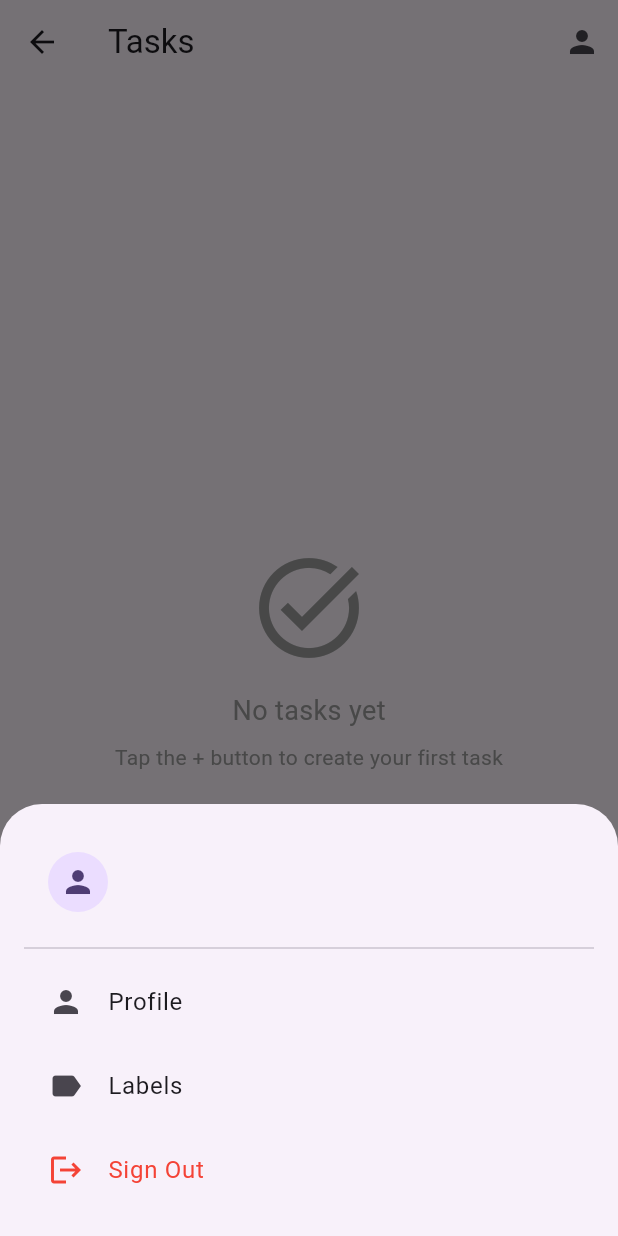
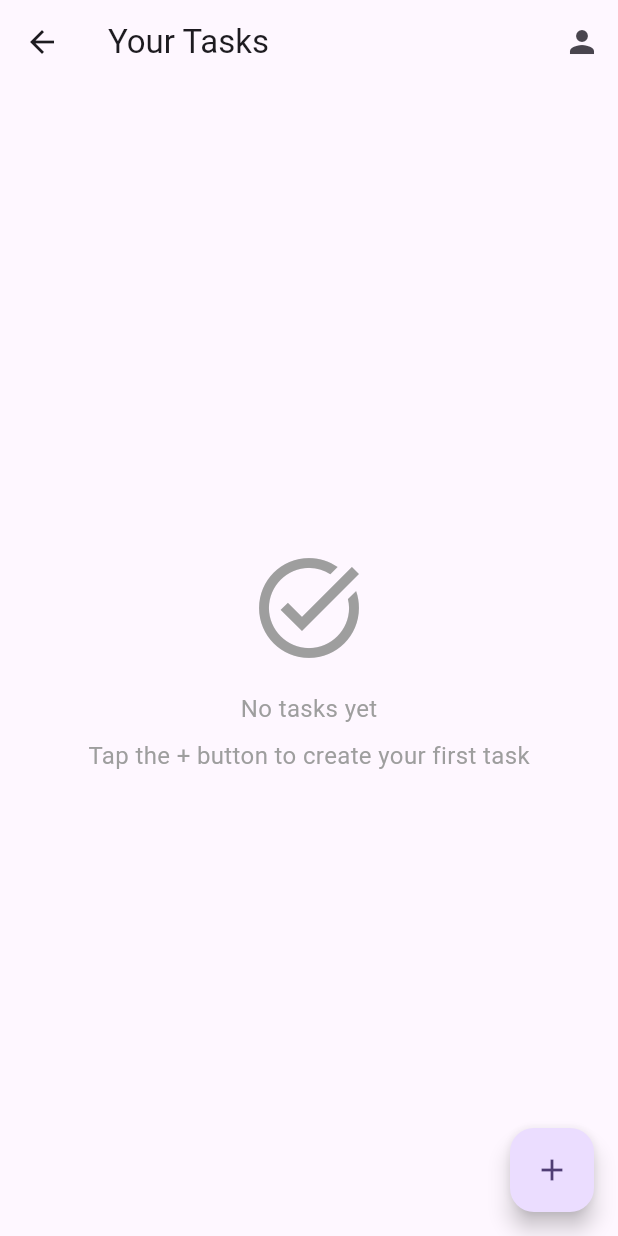
Before and after one commit to mugabiBenjamin/task_manager, a Flutter app: the TaskListScreen screen opened directly, after a tap on the "person" icon, on a phone screen of 412 x 824 dp. Run offline on Flutter 3.47's test engine with Material 3 defaults, Android fonts, the light colour scheme and no system bars; our stand-ins replace cloud_firestore, firebase_auth, firebase_core, google_sign_in; accounts and stored records are empty.

Commit message:
Refactor TaskListScreen to improve task loading and display logic

```diff
--- a/lib/screens/tasks/task_list_screen.dart
+++ b/lib/screens/tasks/task_list_screen.dart
@@ -1,6 +1,11 @@
 import 'package:flutter/material.dart';
 import 'package:provider/provider.dart';
+import '../../core/constants/app_constants.dart';
 import '../../providers/auth_provider.dart';
+import '../../providers/task_provider.dart';
+import '../../routes/app_routes.dart';
+import '../../widgets/common/loading_widget.dart';
+import '../../widgets/tasks/task_card.dart';
 
 class TaskListScreen extends StatefulWidget {
   const TaskListScreen({super.key});
@@ -11,128 +16,93 @@ class TaskListScreen extends StatefulWidget {
 
 class _TaskListScreenState extends State<TaskListScreen> {
   @override
+  void initState() {
+    super.initState();
+    final authProvider = Provider.of<AuthProvider>(context, listen: false);
+    if (authProvider.isAuthenticated) {
+      Provider.of<TaskProvider>(
+        context,
+        listen: false,
+      ).loadTasks(authProvider.user!.uid);
+    }
+  }
+
+  @override
   Widget build(BuildContext context) {
     return Scaffold(
       appBar: AppBar(
-        title: const Text('Tasks'),
+        title: const Text(AppConstants.taskListTitle),
         actions: [
           IconButton(
             icon: const Icon(Icons.person),
-            onPressed: () {
-              _showProfileBottomSheet(context);
-            },
+            onPressed: () => _navigateToProfile(context),
           ),
         ],
       ),
-      body: const Center(
+      body: Consumer<TaskProvider>(
+        builder: (context, taskProvider, child) {
+          if (taskProvider.isLoading) {
+            return const Center(child: LoadingWidget());
+          }
+          if (taskProvider.errorMessage != null) {
+            return Center(
+              child: Text(
+                taskProvider.errorMessage!,
+                style: const TextStyle(color: AppConstants.errorColor),
+              ),
+            );
+          }
+          if (taskProvider.tasks.isEmpty) {
+            return Center(
               child: Column(
                 mainAxisAlignment: MainAxisAlignment.center,
                 children: [
-            Icon(Icons.task_alt, size: 80, color: Colors.grey),
-            SizedBox(height: 16),
+                  const Icon(Icons.task_alt, size: 80, color: Colors.grey),
+                  const SizedBox(height: AppConstants.defaultPadding),
                   Text(
-              'No tasks yet',
-              style: TextStyle(fontSize: 18, color: Colors.grey),
+                    AppConstants.noTasksMessage,
+                    style: AppConstants.bodyStyle.copyWith(
+                      color: AppConstants.textSecondaryColor,
                     ),
-            SizedBox(height: 8),
+                  ),
+                  const SizedBox(height: AppConstants.smallPadding),
                   Text(
-              'Tap the + button to create your first task',
-              style: TextStyle(color: Colors.grey),
+                    AppConstants.addTaskPrompt,
+                    style: AppConstants.bodyStyle.copyWith(
+                      color: AppConstants.textSecondaryColor,
+                    ),
                   ),
                 ],
               ),
+            );
+          }
+          return ListView.builder(
+            padding: const EdgeInsets.all(AppConstants.defaultPadding),
+            itemCount: taskProvider.tasks.length,
+            itemBuilder: (context, index) {
+              final task = taskProvider.tasks[index];
+              return TaskCard(
+                task: task,
+                onTap: () {
+                  Navigator.pushNamed(
+                    context,
+                    AppRoutes.taskDetails,
+                    arguments: task.id,
+                  );
+                },
+              );
+            },
+          );
+        },
       ),
       floatingActionButton: FloatingActionButton(
-        onPressed: () {
-          // TODO: Navigate to create task screen
-          ScaffoldMessenger.of(context).showSnackBar(
-            const SnackBar(content: Text('Create task feature coming soon!')),
-          );
-        },
+        onPressed: () => Navigator.pushNamed(context, AppRoutes.createTask),
         child: const Icon(Icons.add),
       ),
     );
   }
 
-  void _showProfileBottomSheet(BuildContext context) {
-    showModalBottomSheet(
-      context: context,
-      builder: (context) => Container(
-        padding: const EdgeInsets.all(16),
-        child: Consumer<AuthProvider>(
-          builder: (context, authProvider, child) {
-            return Column(
-              mainAxisSize: MainAxisSize.min,
-              children: [
-                ListTile(
-                  leading: const CircleAvatar(child: Icon(Icons.person)),
-                  title: Text(authProvider.userModel?.displayName ?? 'User'),
-                  subtitle: Text(authProvider.userModel?.email ?? ''),
-                ),
-                const Divider(),
-                ListTile(
-                  leading: const Icon(Icons.person),
-                  title: const Text('Profile'),
-                  onTap: () {
-                    Navigator.pop(context);
-                    ScaffoldMessenger.of(context).showSnackBar(
-                      const SnackBar(
-                        content: Text('Profile feature coming soon!'),
-                      ),
-                    );
-                  },
-                ),
-                ListTile(
-                  leading: const Icon(Icons.label),
-                  title: const Text('Labels'),
-                  onTap: () {
-                    Navigator.pop(context);
-                    ScaffoldMessenger.of(context).showSnackBar(
-                      const SnackBar(
-                        content: Text('Labels feature coming soon!'),
-                      ),
-                    );
-                  },
-                ),
-                ListTile(
-                  leading: const Icon(Icons.logout, color: Colors.red),
-                  title: const Text(
-                    'Sign Out',
-                    style: TextStyle(color: Colors.red),
-                  ),
-                  onTap: () {
-                    Navigator.pop(context);
-                    _showSignOutDialog(context);
-                  },
-                ),
-              ],
-            );
-          },
-        ),
-      ),
-    );
-  }
-
-  void _showSignOutDialog(BuildContext context) {
-    showDialog(
-      context: context,
-      builder: (context) => AlertDialog(
-        title: const Text('Sign Out'),
-        content: const Text('Are you sure you want to sign out?'),
-        actions: [
-          TextButton(
-            onPressed: () => Navigator.pop(context),
-            child: const Text('Cancel'),
-          ),
-          TextButton(
-            onPressed: () {
-              Navigator.pop(context);
-              Provider.of<AuthProvider>(context, listen: false).signOut();
-            },
-            child: const Text('Sign Out'),
-          ),
-        ],
-      ),
-    );
+  void _navigateToProfile(BuildContext context) {
+    Navigator.pushNamed(context, AppRoutes.userProfile);
   }
 }
```
Lines whose indentation alone changed are shown as unchanged.
